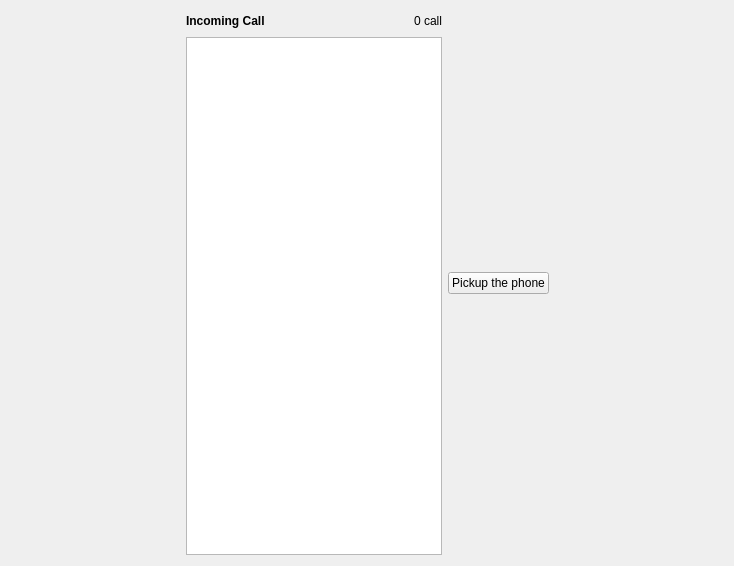
Old version of the form xivoclient/src/xlets/switchboard/switchboard.ui in the repository wazo-platform/wazo-client-qt.
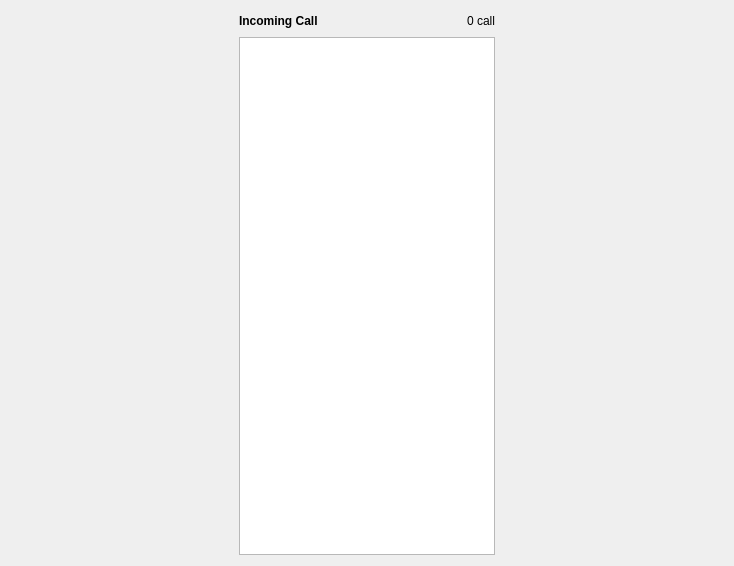
New version of the form. Custom widgets are drawn as their Qt base class.

The edit to the form file:
```diff
--- a/xivoclient/src/xlets/switchboard/switchboard.ui
+++ b/xivoclient/src/xlets/switchboard/switchboard.ui
@@ -86,22 +86,6 @@
        </item>
       </layout>
      </item>
-     <item>
-      <widget class="QPushButton" name="answerButton">
-       <property name="focusPolicy">
-        <enum>Qt::TabFocus</enum>
-       </property>
-       <property name="toolTip">
-        <string/>
-       </property>
-       <property name="styleSheet">
-        <string notr="true"/>
-       </property>
-       <property name="text">
-        <string>Pickup the phone</string>
-       </property>
-      </widget>
-     </item>
      <item>
       <spacer name="horizontalSpacer_3">
        <property name="orientation">
```
